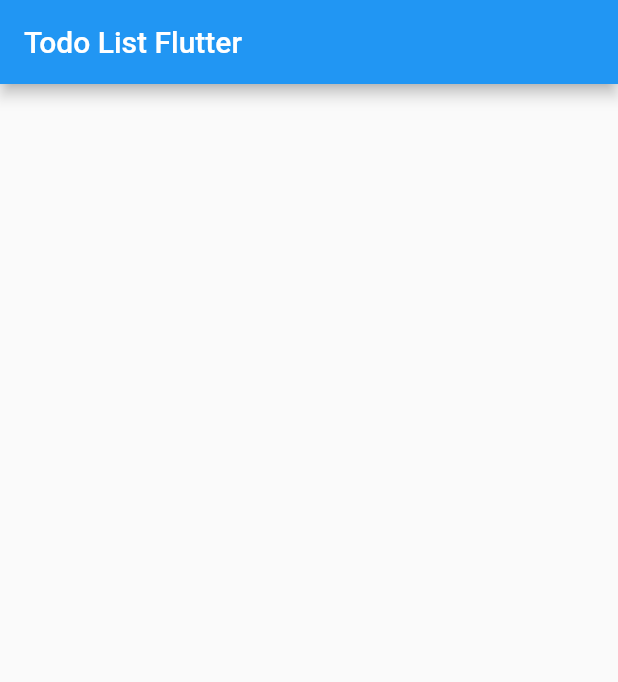
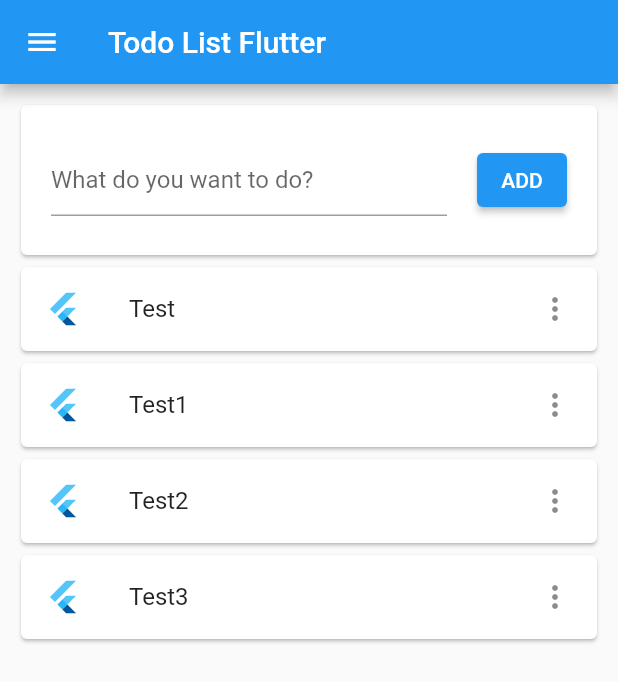
Before and after one commit to vdyakov/todo-list-flutter, a Flutter app: the screen it shows after launch, on a phone screen of 412 x 824 dp. Shown: the top 682 px of the screen. Run offline on Flutter 3.47's test engine with Material 2 defaults, Android fonts, the phone set to English and light mode, and no system bars.

Commit message:
feat: added helper class, list item model and etc

```diff
--- /dev/null
+++ b/lib/data/model/list_item_model.dart
@@ -0,0 +1,11 @@
+class RowModel {
+  final String id;
+  String title;
+  bool completed = false;
+
+  RowModel({
+    required this.id,
+    required this.title,
+    required this.completed,
+  });
+}
--- /dev/null
+++ b/lib/helper/helper.dart
@@ -0,0 +1,13 @@
+import 'dart:math';
+import 'package:todo_list_flutter/data/model/list_item_model.dart';
+
+class Helper {
+  static String generateId() {
+    Random random = new Random();
+
+    return 'f${random.nextInt(1000000)}';
+  }
+
+  static RowModel generateRow(title) =>
+      new RowModel(id: generateId(), title: title, completed: false);
+}
--- a/lib/presentation/home_page/home_page.dart
+++ b/lib/presentation/home_page/home_page.dart
@@ -1,7 +1,9 @@
 import 'package:flutter/material.dart';
+import 'package:todo_list_flutter/helper/helper.dart';
+import 'package:todo_list_flutter/data/model/list_item_model.dart';
 
 class HomePage extends StatefulWidget {
-  HomePage({ Key? key, required this.title }) : super(key: key);
+  HomePage({Key? key, required this.title}) : super(key: key);
 
   final String title;
 
@@ -10,12 +12,89 @@ class HomePage extends StatefulWidget {
 }
 
 class _HomePageState extends State<HomePage> {
+  // ToDo: реализовать загрузку данных с АПИ
+  List<RowModel> _data = [
+    Helper.generateRow('Test'),
+    Helper.generateRow('Test1'),
+    Helper.generateRow('Test2'),
+    Helper.generateRow('Test3'),
+  ];
+
   @override
   Widget build(BuildContext context) {
     return Scaffold(
       appBar: AppBar(
+        leading: IconButton(
+          icon: const Icon(Icons.menu),
+          tooltip: 'Menu',
+          onPressed: () {},
+        ),
         title: Text(widget.title),
+      ),
+      body: _getBody(),
+    );
+  }
+
+  // ToDo: вынести в отдельный класс
+  @protected
+  Widget _getBody() {
+    return SafeArea(
+      child: Padding(
+        padding: EdgeInsets.all(10),
+        child: ListView(
+          children: [
+            Card(
+              child: InkWell(
+                splashColor: Colors.blue.withAlpha(30),
+                child: SizedBox(
+                  height: 100,
+                  child: Padding(
+                    padding: EdgeInsets.all(20),
+                    child: _getRowInput(),
+                  ),
+                ),
+              ),
+            ),
+            ...List.generate(_data.length, (index) {
+              return Card(
+                child: ListTile(
+                  leading: FlutterLogo(),
+                  title: Text(_data[index].title.toString()),
+                  trailing: Icon(Icons.more_vert),
+                ),
+              );
+            }),
+          ],
+        ),
       ),
     );
   }
+
+  // ToDo: вынести в отдельный класс
+  Widget _getRowInput() {
+    final ButtonStyle buttonStyle =
+        ElevatedButton.styleFrom(fixedSize: Size(30, 20));
+
+    return Row(
+      children: [
+        Expanded(
+          child: TextField(
+            controller: null,
+            decoration: InputDecoration(
+              hintText: 'What do you want to do?',
+            ),
+          ),
+        ),
+        SizedBox(width: 20),
+        SizedBox(
+          width: 60,
+          child: ElevatedButton(
+            style: buttonStyle,
+            onPressed: () {},
+            child: Text('ADD'),
+          ),
+        ),
+      ],
+    );
+  }
 }
```
Also changed, not shown: lib/main.dart (line endings or trailing spaces).
